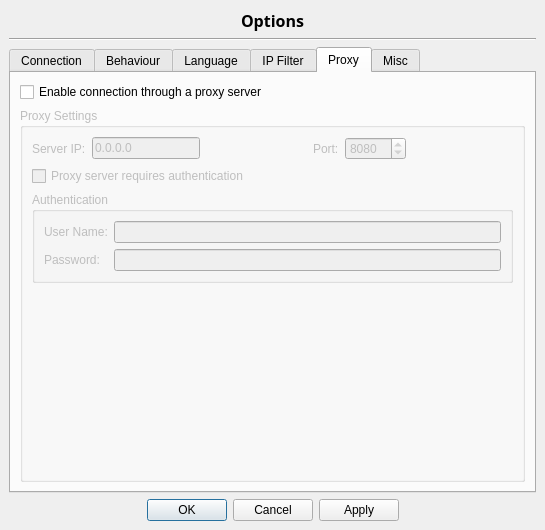
This is src/options.ui in SysAdminDoc/qBittorrent-Vanced as Qt 5 draws it before an edit. The edited form follows.
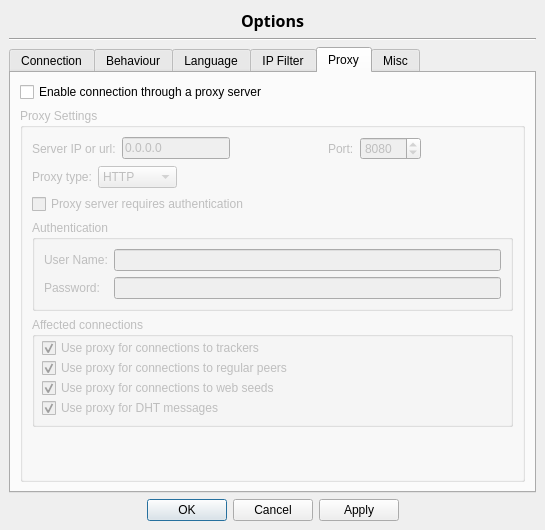
This is the edited form. The open tabs and pages were chosen to show the change.

Commit message: - Supports SOCKS5 proxies as well as HTTP ones - Allow to use Proxy for Trackers / Peers / Web seeds / DHT connections - Redesigned Proxy options a little (for new features)

```diff
--- a/src/options.ui
+++ b/src/options.ui
@@ -1248,7 +1248,7 @@
             <item>
              <widget class="QLabel" name="lbl_ip" >
               <property name="text" >
-               <string>Server IP:</string>
+               <string>Server IP or url:</string>
               </property>
              </widget>
             </item>
@@ -1310,6 +1310,50 @@
             </item>
            </layout>
           </item>
+          <item>
+           <layout class="QHBoxLayout" >
+            <property name="margin" >
+             <number>0</number>
+            </property>
+            <property name="spacing" >
+             <number>6</number>
+            </property>
+            <item>
+             <widget class="QLabel" name="serverType_lbl" >
+              <property name="text" >
+               <string>Proxy type:</string>
+              </property>
+             </widget>
+            </item>
+            <item>
+             <widget class="QComboBox" name="comboProxyType" >
+              <item>
+               <property name="text" >
+                <string>HTTP</string>
+               </property>
+              </item>
+              <item>
+               <property name="text" >
+                <string>SOCKS5</string>
+               </property>
+              </item>
+             </widget>
+            </item>
+            <item>
+             <spacer>
+              <property name="orientation" >
+               <enum>Qt::Horizontal</enum>
+              </property>
+              <property name="sizeHint" >
+               <size>
+                <width>40</width>
+                <height>20</height>
+               </size>
+              </property>
+             </spacer>
+            </item>
+           </layout>
+          </item>
           <item>
            <widget class="QCheckBox" name="enableProxyAuth_checkBox" >
             <property name="text" >
@@ -1405,6 +1449,83 @@
             </layout>
            </widget>
           </item>
+          <item>
+           <widget class="QGroupBox" name="groupProxyConnec" >
+            <property name="minimumSize" >
+             <size>
+              <width>0</width>
+              <height>110</height>
+             </size>
+            </property>
+            <property name="title" >
+             <string>Affected connections</string>
+            </property>
+            <widget class="QCheckBox" name="checkProxyTrackers" >
+             <property name="geometry" >
+              <rect>
+               <x>10</x>
+               <y>20</y>
+               <width>341</width>
+               <height>22</height>
+              </rect>
+             </property>
+             <property name="text" >
+              <string>Use proxy for connections to trackers</string>
+             </property>
+             <property name="checked" >
+              <bool>true</bool>
+             </property>
+            </widget>
+            <widget class="QCheckBox" name="checkProxyPeers" >
+             <property name="geometry" >
+              <rect>
+               <x>10</x>
+               <y>40</y>
+               <width>341</width>
+               <height>22</height>
+              </rect>
+             </property>
+             <property name="text" >
+              <string>Use proxy for connections to regular peers</string>
+             </property>
+             <property name="checked" >
+              <bool>true</bool>
+             </property>
+            </widget>
+            <widget class="QCheckBox" name="checkProxyWebseeds" >
+             <property name="geometry" >
+              <rect>
+               <x>10</x>
+               <y>60</y>
+               <width>341</width>
+               <height>22</height>
+              </rect>
+             </property>
+             <property name="text" >
+              <string>Use proxy for connections to web seeds</string>
+             </property>
+             <property name="checked" >
+              <bool>true</bool>
+             </property>
+            </widget>
+            <widget class="QCheckBox" name="checkProxyDHT" >
+             <property name="geometry" >
+              <rect>
+               <x>10</x>
+               <y>80</y>
+               <width>341</width>
+               <height>22</height>
+              </rect>
+             </property>
+             <property name="text" >
+              <string>Use proxy for DHT messages</string>
+             </property>
+             <property name="checked" >
+              <bool>true</bool>
+             </property>
+            </widget>
+           </widget>
+          </item>
           <item>
            <spacer>
             <property name="orientation" >
```
The commit also changes 6 other files.
